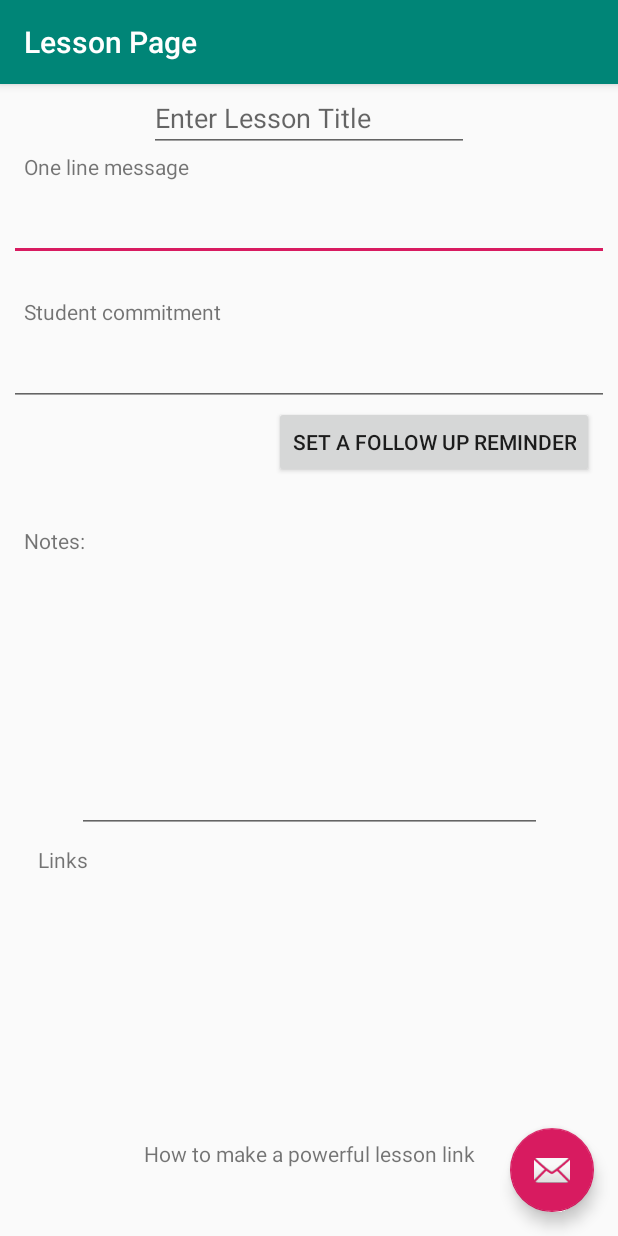
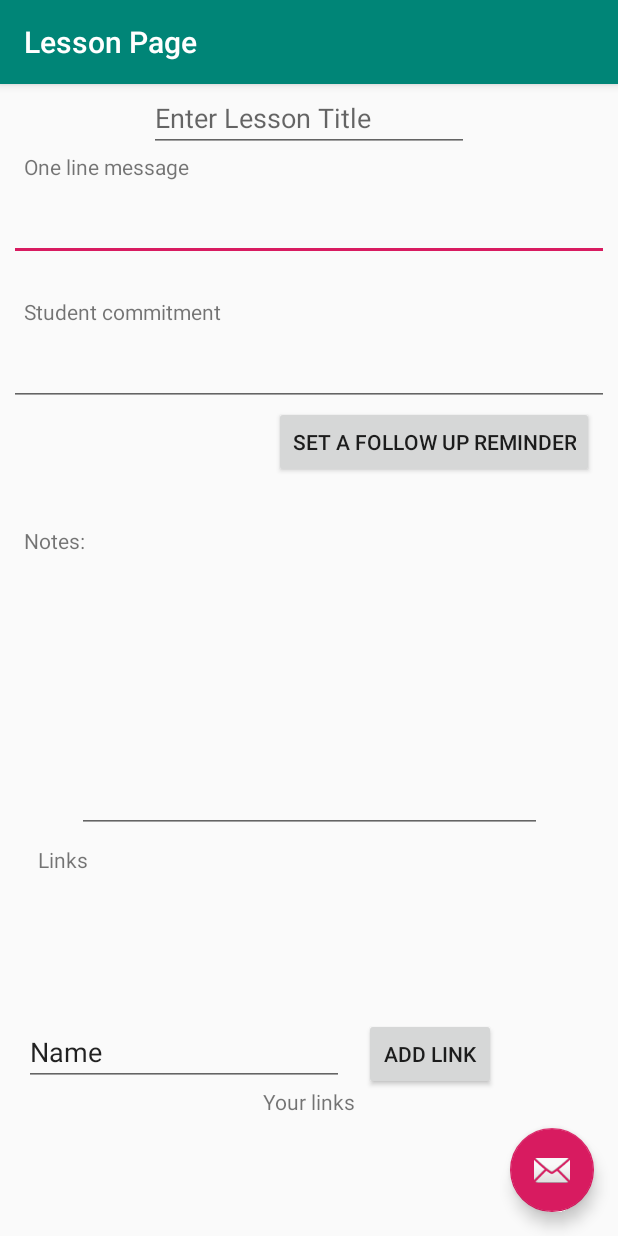
Before and after one commit to whitneyharrism/ScriptureApp, an Android app: the LessonPage screen opened directly, with no data from a screen before it, on a phone screen of 412 x 824 dp. Run offline under Robolectric (Android 15) with nearby library versions, the light colour scheme and no system bars; our stand-ins replace Firebase (no records; nobody signed in at launch, a user with empty details on screens opened directly); 4 statements that could not run were skipped.

Commit message:
Working on lesson connection to database.

```diff
--- a/app/src/main/java/com/example/scripturestudyapp/LessonPage.java
+++ b/app/src/main/java/com/example/scripturestudyapp/LessonPage.java
@@ -4,19 +4,32 @@ import android.os.Bundle;
 
 import com.google.android.material.floatingactionbutton.FloatingActionButton;
 import com.google.android.material.snackbar.Snackbar;
+import com.google.firebase.database.DataSnapshot;
+import com.google.firebase.database.DatabaseError;
+import com.google.firebase.database.DatabaseReference;
+import com.google.firebase.database.FirebaseDatabase;
+import com.google.firebase.database.ValueEventListener;
 
+import androidx.annotation.NonNull;
 import androidx.appcompat.app.AppCompatActivity;
 import androidx.appcompat.widget.Toolbar;
 
+import android.util.Log;
 import android.view.View;
+import android.widget.EditText;
+import android.widget.TextView;
 
 /**
  * LessonPage is the individual lesson that the user creates.
  */
 public class LessonPage extends AppCompatActivity {
 
-    private String note[];
+    private String note;
     private String link[];
+    final String TAG = "LessonPage";
+    EditText commitment,message,notes;
+    TextView links;
+    final DatabaseReference LessonDatabase = FirebaseDatabase.getInstance().getReference().child("LessonOne");
 
     @Override
     protected void onCreate(Bundle savedInstanceState) {
@@ -33,12 +46,38 @@ public class LessonPage extends AppCompatActivity {
                         .setAction("Action", null).show();
             }
         });
+        commitment = findViewById(R.id.commitmentBox);
+        message = findViewById(R.id.messageBox);
+        notes = findViewById(R.id.notesBox);
+        links = findViewById(R.id.linkWriter);
+        load();
     }
 
     public void addLink(){}
 
     public void save(){
 
+
+        LessonDatabase.child("commitment").setValue(commitment.getText().toString());
+        LessonDatabase.child("message").setValue(message.getText().toString());
+        LessonDatabase.child("notes").setValue(notes.getText().toString());
+        LessonDatabase.child("links").setValue(links.getText().toString());
+    }
+    public void load(){
+        LessonDatabase.addValueEventListener(new ValueEventListener() {
+            @Override
+            public void onDataChange(DataSnapshot dataSnapshot){
+                commitment.setText(dataSnapshot.child("commitment").getValue().toString());
+                message.setText(dataSnapshot.child("message").getValue().toString());
+                notes.setText(dataSnapshot.child("notes").getValue().toString());
+                links.setText(dataSnapshot.child("links").getValue().toString());
+
+            }
+            @Override
+            public void onCancelled(@NonNull DatabaseError databaseError) {
+                Log.w(TAG, "Failed to read value.");
+            }
+        });
     }
 
     @Override
@@ -46,4 +85,10 @@ public class LessonPage extends AppCompatActivity {
         super.onPause();
         save();
     }
+
+    @Override
+    protected void onDestroy() {
+        super.onDestroy();
+        save();
+    }
 }
--- a/app/src/main/java/com/example/scripturestudyapp/Quiz.java
+++ b/app/src/main/java/com/example/scripturestudyapp/Quiz.java
@@ -97,8 +97,6 @@ public abstract class Quiz {
      */
     public abstract void saveProgress();
     public abstract void loadProgress();
-    public abstract void saveScore(int score);
-    public abstract void loadScore();
 
 
 }
--- a/app/src/main/res/layout/content_lesson_page.xml
+++ b/app/src/main/res/layout/content_lesson_page.xml
@@ -19,7 +19,7 @@
         app:layout_constraintTop_toBottomOf="@+id/editText5" />
 
     <EditText
-        android:id="@+id/editText3"
+        android:id="@+id/messageBox"
         android:layout_width="400dp"
         android:layout_height="wrap_content"
         android:layout_marginTop="8dp"
@@ -32,7 +32,7 @@
         app:layout_constraintTop_toBottomOf="@+id/textView6" />
 
     <EditText
-        android:id="@+id/editText4"
+        android:id="@+id/commitmentBox"
         android:layout_width="400dp"
         android:layout_height="wrap_content"
         android:layout_marginTop="8dp"
@@ -53,7 +53,7 @@
         android:layout_marginTop="24dp"
         android:text="Student commitment"
         app:layout_constraintStart_toStartOf="parent"
-        app:layout_constraintTop_toBottomOf="@+id/editText3" />
+        app:layout_constraintTop_toBottomOf="@+id/messageBox" />
 
     <EditText
         android:id="@+id/editText5"
@@ -75,10 +75,10 @@
         android:layout_marginRight="16dp"
         android:text="Set a follow up reminder"
         app:layout_constraintEnd_toEndOf="parent"
-        app:layout_constraintTop_toBottomOf="@+id/editText4" />
+        app:layout_constraintTop_toBottomOf="@+id/commitmentBox" />
 
     <EditText
-        android:id="@+id/editText6"
+        android:id="@+id/notesBox"
         android:layout_width="310dp"
         android:layout_height="177dp"
         android:layout_marginTop="8dp"
@@ -102,7 +102,7 @@
         app:layout_constraintTop_toBottomOf="@+id/button3" />
 
     <TextView
-        android:id="@+id/textView9"
+        android:id="@+id/linkWriter"
         android:layout_width="wrap_content"
         android:layout_height="wrap_content"
         android:layout_marginStart="25dp"
@@ -110,17 +110,39 @@
         android:layout_marginTop="8dp"
         android:text="Links"
         app:layout_constraintStart_toStartOf="parent"
-        app:layout_constraintTop_toBottomOf="@+id/editText6" />
+        app:layout_constraintTop_toBottomOf="@+id/notesBox" />
 
     <TextView
-        android:id="@+id/textView10"
+        android:id="@+id/linksBox"
         android:layout_width="wrap_content"
         android:layout_height="wrap_content"
-        android:layout_marginBottom="45dp"
-        android:text="How to make a powerful lesson link"
+        android:layout_marginBottom="80dp"
+        android:text="Your links"
         app:layout_constraintBottom_toBottomOf="parent"
         app:layout_constraintEnd_toEndOf="parent"
         app:layout_constraintHorizontal_bias="0.5"
         app:layout_constraintStart_toStartOf="parent" />
 
+    <EditText
+        android:id="@+id/editText3"
+        android:layout_width="wrap_content"
+        android:layout_height="wrap_content"
+        android:layout_marginStart="16dp"
+        android:layout_marginBottom="100dp"
+        android:ems="10"
+        android:inputType="textPersonName"
+        android:text="Name"
+        app:layout_constraintBottom_toBottomOf="parent"
+        app:layout_constraintStart_toStartOf="parent" />
+
+    <Button
+        android:id="@+id/linkButton"
+        android:layout_width="wrap_content"
+        android:layout_height="wrap_content"
+        android:layout_marginEnd="68dp"
+        android:text="Add link"
+        app:layout_constraintEnd_toEndOf="parent"
+        app:layout_constraintStart_toEndOf="@+id/editText3"
+        app:layout_constraintTop_toTopOf="@+id/editText3" />
+
 </androidx.constraintlayout.widget.ConstraintLayout>
```
